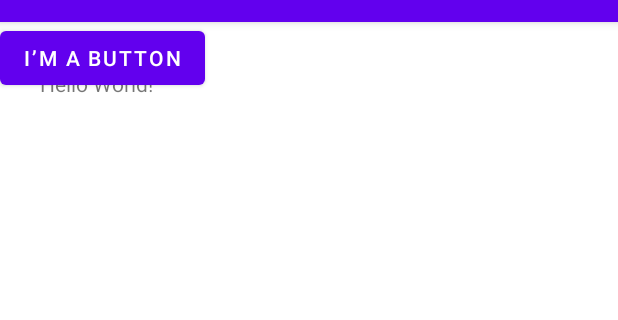
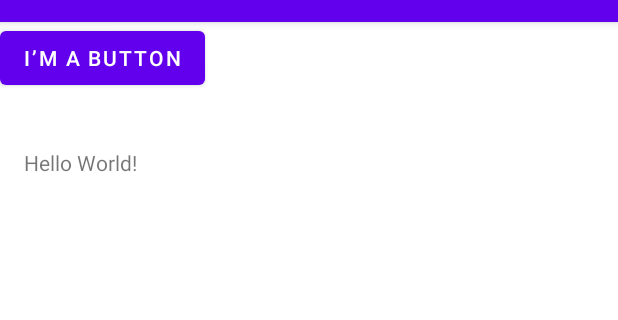
Before and after one commit to yvonneitan/AndroidAssignments, an Android app: the screen it shows after launch (MainActivity), on a phone screen of 412 x 824 dp, the part 62-382 px from its top. Run offline under Robolectric (Android 15) with nearby library versions, the light colour scheme and no system bars.

Commit message:
Initial Commit

```diff
--- a/app/src/main/res/layout/activity_main.xml
+++ b/app/src/main/res/layout/activity_main.xml
@@ -11,18 +11,18 @@
         android:layout_height="wrap_content"
         android:text="@string/hello_message"
         app:layout_constraintBottom_toBottomOf="parent"
-        app:layout_constraintHorizontal_bias="0.08"
+        app:layout_constraintHorizontal_bias="0.047"
         app:layout_constraintLeft_toLeftOf="parent"
         app:layout_constraintRight_toRightOf="parent"
         app:layout_constraintTop_toTopOf="parent"
-        app:layout_constraintVertical_bias="0.042" />
+        app:layout_constraintVertical_bias="0.112" />
 
     <Button
         android:id="@+id/button"
         android:layout_width="wrap_content"
         android:layout_height="wrap_content"
         android:text="@string/ButtonText"
-        tools:layout_editor_absoluteX="11dp"
-        tools:layout_editor_absoluteY="88dp" />
+        tools:layout_editor_absoluteX="16dp"
+        tools:layout_editor_absoluteY="117dp" />
 
 </androidx.constraintlayout.widget.ConstraintLayout>
```
